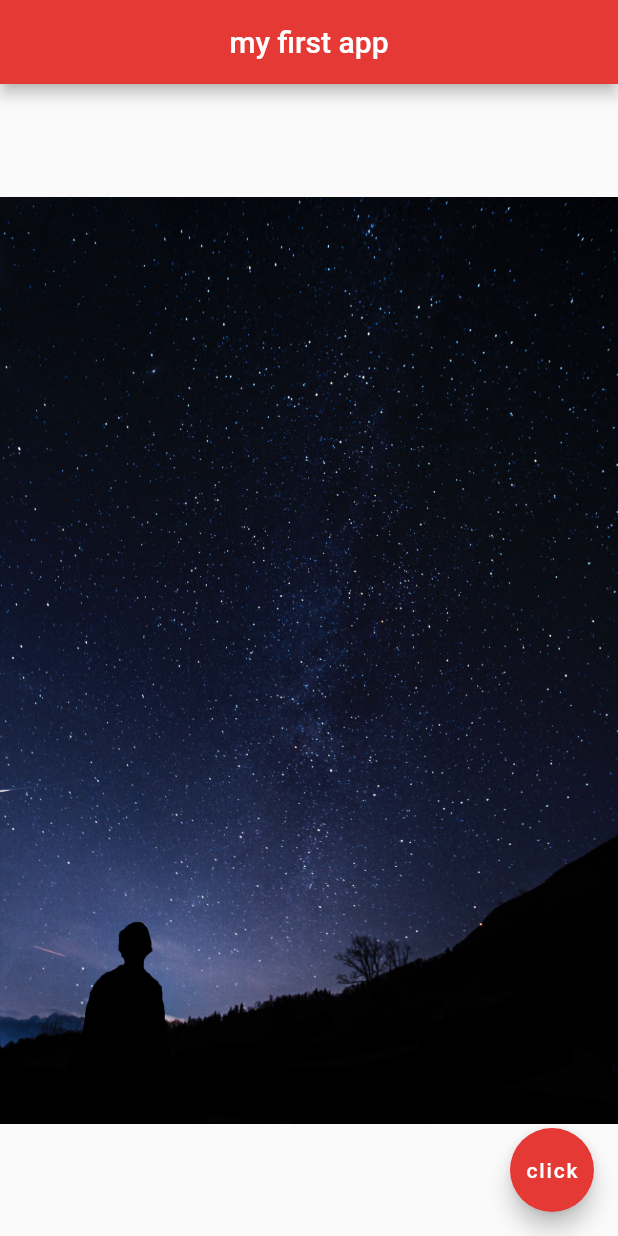
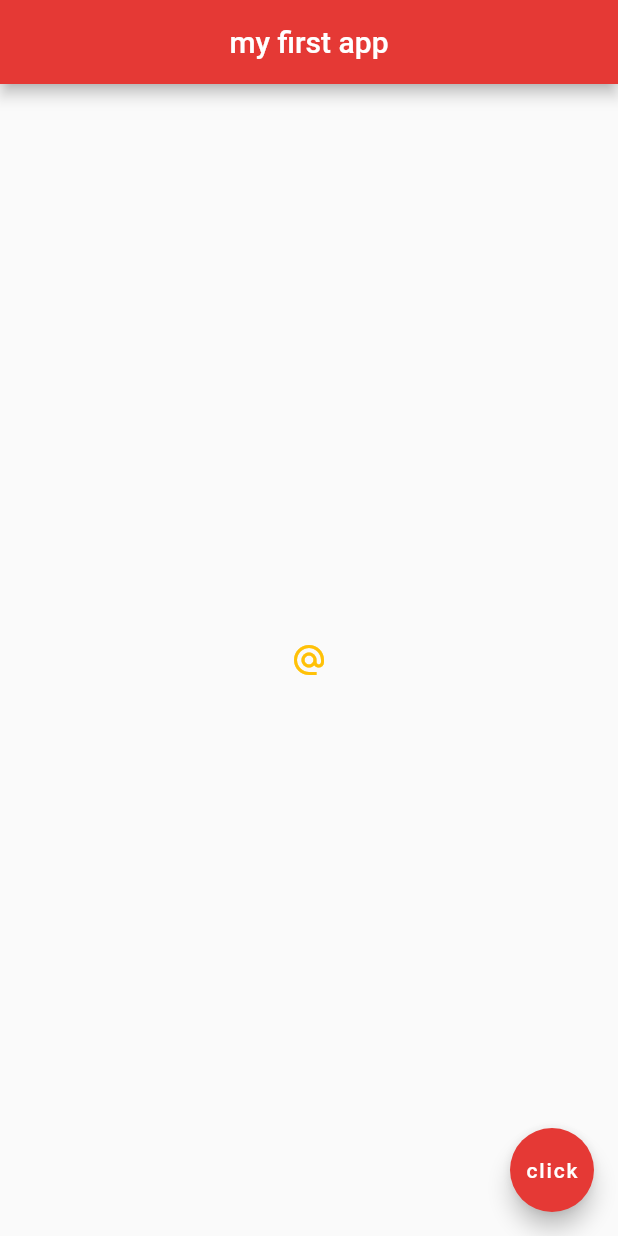
Before and after one commit to iamshaunjp/flutter-beginners-tutorial, a Flutter app: the screen it shows after launch, on a phone screen of 412 x 824 dp. Run offline on Flutter 3.47's test engine with Material 2 defaults, Android fonts, the phone set to English and light mode, and no system bars.

Commit message:
lesson-9

```diff
--- a/myapp/lib/main.dart
+++ b/myapp/lib/main.dart
@@ -14,7 +14,13 @@ class Home extends StatelessWidget {
           backgroundColor: Colors.red[600]
       ),
       body: Center(
-        child: Image.asset('assets/space-3.jpg'),
+        child: IconButton(
+          onPressed: () {
+            print('you clicked me');
+          },
+          icon: Icon(Icons.alternate_email),
+          color: Colors.amber,
+        ),
       ),
       floatingActionButton: FloatingActionButton(
         backgroundColor: Colors.red[600],
@@ -23,3 +29,32 @@ class Home extends StatelessWidget {
     );
   }
 }
+
+// snippets for icons and buttons
+
+//  Icon(
+//    Icons.airport_shuttle,
+//    color: Colors.lightBlue,
+//    size: 50.0
+//  ),
+
+//  RaisedButton(
+//    onPressed: () {
+//      print('you clicked me');
+//    },
+//    child: Text('click me'),
+//    color: Colors.lightBlue,
+//  ),
+
+//  FlatButton(
+//    onPressed: () {},
+//    child: Text('click me again'),
+//    color: Colors.amber
+//  ),
+
+//  RaisedButton.icon(
+//    onPressed: () {},
+//    icon: Icon(Icons.mail),
+//    label: Text('mail me'),
+//    color: Colors.amber,
+//  ),
```
